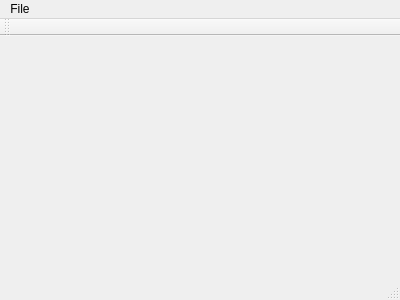
First picture: the form in mainwindow.ui, repository RandomAmbersky/rGit, before the edit.
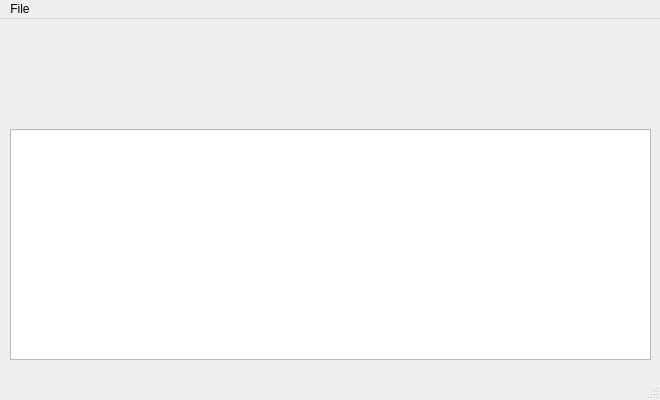
Second picture: the form after the edit.

Diff of the .ui file:
```diff
--- a/mainwindow.ui
+++ b/mainwindow.ui
@@ -6,20 +6,31 @@
    <rect>
     <x>0</x>
     <y>0</y>
-    <width>400</width>
-    <height>300</height>
+    <width>660</width>
+    <height>400</height>
    </rect>
   </property>
   <property name="windowTitle">
    <string>MainWindow</string>
   </property>
-  <widget class="QWidget" name="centralWidget"/>
+  <widget class="QWidget" name="centralWidget">
+   <widget class="QTextEdit" name="textEdit">
+    <property name="geometry">
+     <rect>
+      <x>10</x>
+      <y>110</y>
+      <width>641</width>
+      <height>231</height>
+     </rect>
+    </property>
+   </widget>
+  </widget>
   <widget class="QMenuBar" name="menuBar">
    <property name="geometry">
     <rect>
      <x>0</x>
      <y>0</y>
-     <width>400</width>
+     <width>660</width>
      <height>25</height>
     </rect>
    </property>
@@ -32,14 +43,6 @@
    </widget>
    <addaction name="menuFile"/>
   </widget>
-  <widget class="QToolBar" name="mainToolBar">
-   <attribute name="toolBarArea">
-    <enum>TopToolBarArea</enum>
-   </attribute>
-   <attribute name="toolBarBreak">
-    <bool>false</bool>
-   </attribute>
-  </widget>
   <widget class="QStatusBar" name="statusBar"/>
   <action name="actionExit">
    <property name="text">
```
